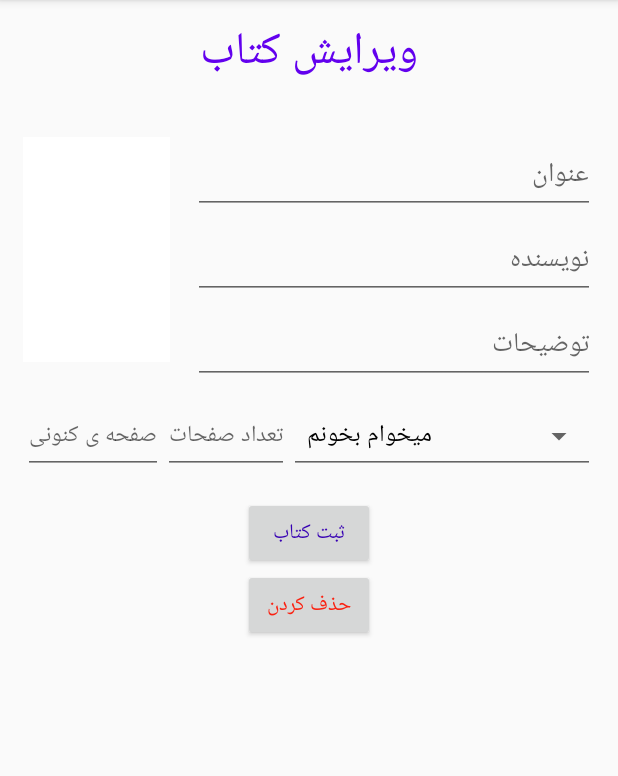
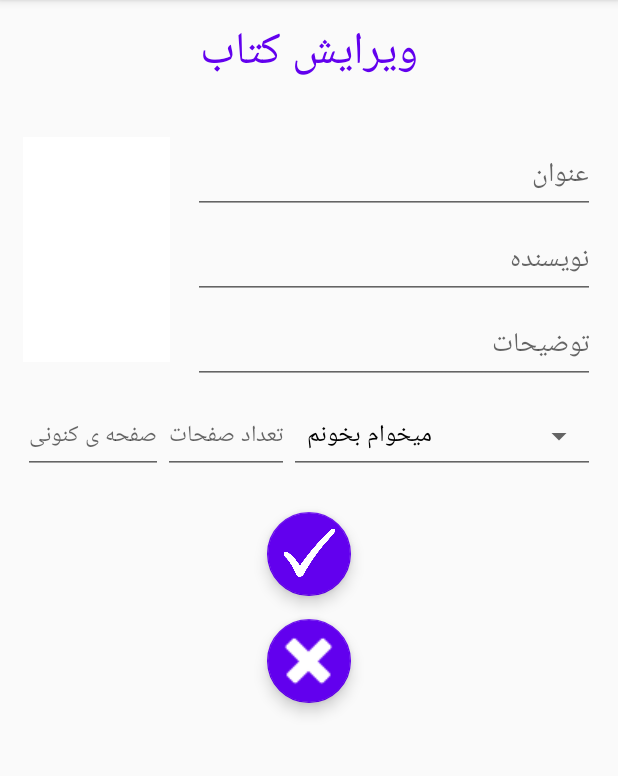
Before and after one commit to theCreativitist/Library-android, an Android app: the EditBookActivity screen opened directly, with no data from a screen before it, on a phone screen of 412 x 824 dp, the part 84-860 px from its top. Run offline under Robolectric (Android 15) with nearby library versions, the phone set to English and light mode, and no system bars; libraries missing offline, so code that uses them is left out: com.facebook.drawee, com.facebook.imagepipeline; plain views replace SimpleDraweeView; pictures from the network do not load; 6 statements that could not run were skipped.

Commit message:
Changed submit and delete buttons looks

```diff
--- a/app/src/main/java/com/fmgames/library/MainActivity.java
+++ b/app/src/main/java/com/fmgames/library/MainActivity.java
@@ -422,6 +422,7 @@ public class MainActivity extends AppCompatActivity {
         inflator.inflate(R.menu.menu_main, menu);
         MenuItem searchMenuItem = menu.findItem(R.id.searchMenu);
         SearchView searchView = (SearchView) searchMenuItem.getActionView();
+        searchView.setQueryHint(getString(R.string.search));
         searchView.setOnQueryTextListener(new SearchView.OnQueryTextListener() {
             @Override
             public boolean onQueryTextSubmit(String s) {
@@ -476,12 +477,13 @@ public class MainActivity extends AppCompatActivity {
     //TODO: tidy ur code up! (delete obsolote comments)
 
     //FATURES
-    //TODO: list sorting
-    //TODO: list searching
     //TODO: reading reminder
     //TODO: Sharing a book
     //TODO: backup and restore
     //TODO: Saving the date a book gets submited and completed (and edited maybe)
+
+    //--TODO: list sorting
+    //--TODO: list searching
 
     //?todo: get book information by an api from a service like goodreads or amazon
     //?todo: getting the books cover images :: open library search api -> covers api
--- a/app/src/main/res/layout/activity_editbook.xml
+++ b/app/src/main/res/layout/activity_editbook.xml
@@ -123,28 +123,42 @@
 
 
 
-        <Button
+        <com.google.android.material.floatingactionbutton.FloatingActionButton
             android:id="@+id/submitBtn"
             android:layout_width="wrap_content"
             android:layout_height="wrap_content"
             android:layout_below="@id/linearLayout"
             android:layout_centerHorizontal="true"
-            android:layout_marginTop="15dp"
+            android:layout_marginTop="25dp"
+            app:borderWidth="0.5dp"
+            app:fabSize="normal"
+            app:maxImageSize="50dp"
+            android:tint="@color/defaultt"
+            app:useCompatPadding="false"
+            android:src="@drawable/checkmark"
+            app:backgroundTint="@color/colorPrimary"
+            app:backgroundTintMode="src_over"
+            android:layout_marginBottom="15dp"
             android:onClick="onSubmit"
-            android:text="@string/submit_book"
-            android:textColor="@color/colorPrimaryDark" />
+            />
 
-        <Button
+        <com.google.android.material.floatingactionbutton.FloatingActionButton
+            android:id="@+id/DeleteBtn"
             android:layout_width="wrap_content"
             android:layout_height="wrap_content"
-            android:id="@+id/deleteBtn"
             android:layout_below="@id/submitBtn"
             android:layout_centerHorizontal="true"
-            android:text="@string/delete"
-            android:textColor="@color/full_red"
+            android:layout_marginTop="0dp"
+            android:layout_marginBottom="15dp"
             android:onClick="onDelete"
-            android:layout_marginBottom="5dp"
-            />
+            android:src="@android:drawable/ic_delete"
+            android:tint="@color/defaultt"
+            app:backgroundTint="@color/colorPrimary"
+            app:backgroundTintMode="src_over"
+            app:borderWidth="0.5dp"
+            app:fabSize="normal"
+            app:maxImageSize="50dp"
+            app:useCompatPadding="false" />
 
     </RelativeLayout>
 
```
Also changed, not shown: app/src/main/res/layout/activity_newbook.xml (+12 -7 lines), app/src/main/res/drawable/checkmark.png (added).
